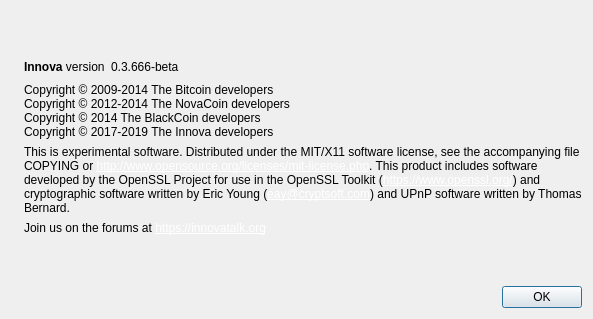
innova-foundation/innova, file src/qt/forms/aboutdialog.ui: the form before one commit.
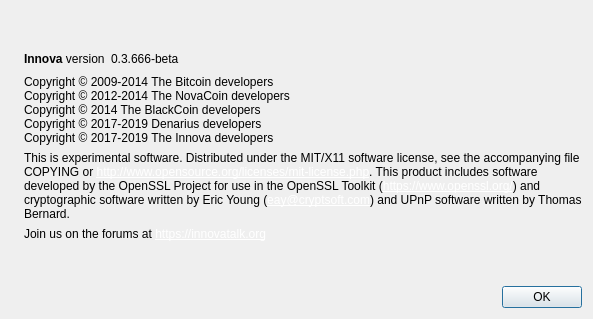
The form after the commit. Icons and pictures are not drawn.

The edit to the form file:
```diff
--- a/src/qt/forms/aboutdialog.ui
+++ b/src/qt/forms/aboutdialog.ui
@@ -94,6 +94,7 @@
         <string>Copyright © 2009-2014 The Bitcoin developers
 Copyright © 2012-2014 The NovaCoin developers
 Copyright © 2014 The BlackCoin developers
+Copyright © 2017-2019 Denarius developers
 Copyright © 2017-2019 The Innova developers</string>
        </property>
        <property name="textInteractionFlags">
```
